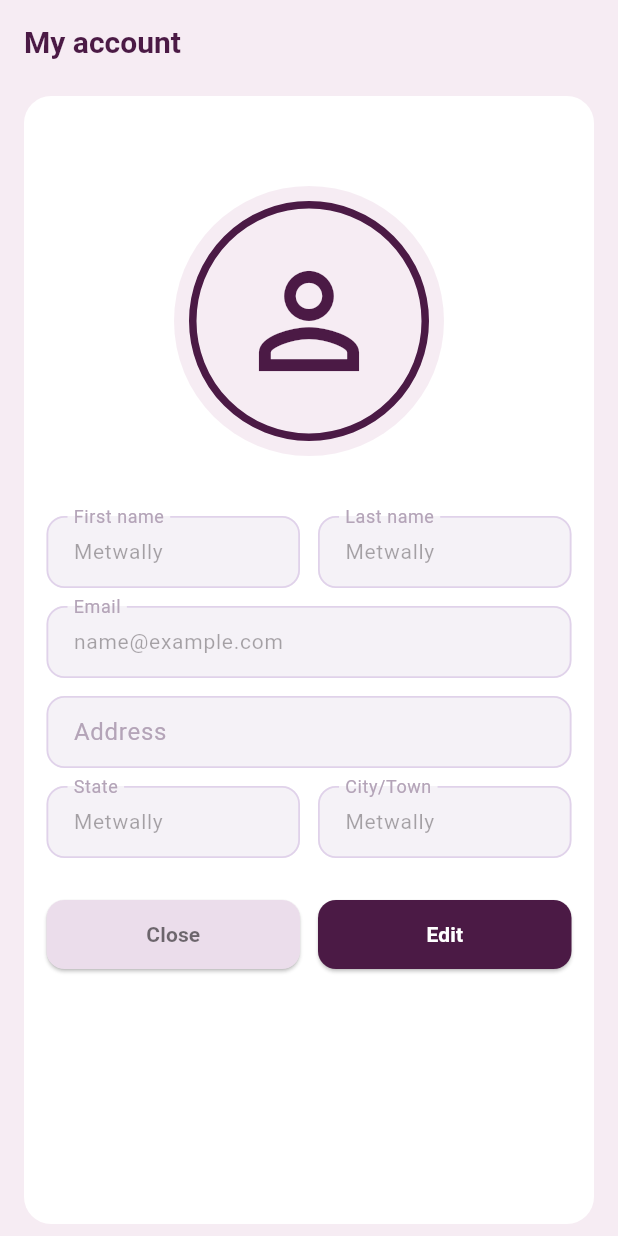
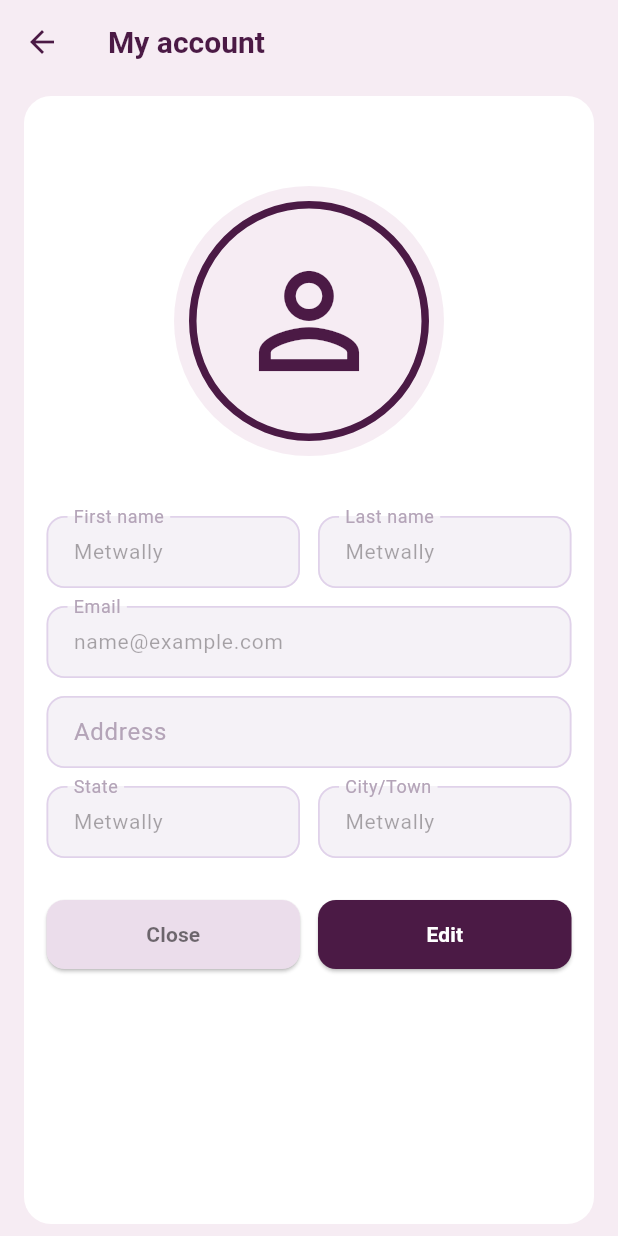
Before and after one commit to IbrahimElshishtawy/animel_setup, a Flutter app: the MyAccountScreen screen opened by its route, on a phone screen of 412 x 824 dp. Run offline on Flutter 3.47's test engine with Material 3 defaults, Android fonts, the phone set to English and light mode, and no system bars; our stand-ins replace go_router; Roboto replaces fonts that are missing (Poppins).

Commit message:
Update my_account_screen.dart

```diff
--- a/animel_core/lib/features/profile/presentation/my_account_screen.dart
+++ b/animel_core/lib/features/profile/presentation/my_account_screen.dart
@@ -2,6 +2,7 @@ import 'package:animel_core/features/profile/widgets/account_buttons_row.dart';
 import 'package:animel_core/features/profile/widgets/account_header_icon.dart';
 import 'package:animel_core/features/profile/widgets/profile_text_field.dart';
 import 'package:flutter/material.dart';
+import 'package:go_router/go_router.dart';
 
 class MyAccountScreen extends StatelessWidget {
   const MyAccountScreen({super.key});
@@ -16,12 +17,16 @@ class MyAccountScreen extends StatelessWidget {
       appBar: AppBar(
         backgroundColor: lightPurple,
         elevation: 0,
+        leading: const BackButton(color: purple),
         foregroundColor: purple,
-        scrolledUnderElevation: 0,
         centerTitle: false,
         title: const Text(
           'My account',
-          style: TextStyle(color: purple, fontWeight: FontWeight.w600),
+          style: TextStyle(
+            color: purple,
+            fontWeight: FontWeight.w600,
+            fontSize: 20,
+          ),
         ),
       ),
       body: SafeArea(
@@ -33,7 +38,6 @@ class MyAccountScreen extends StatelessWidget {
               child: Container(
                 decoration: BoxDecoration(
                   color: Colors.white,
-
                   borderRadius: BorderRadius.circular(18),
                 ),
                 child: ListView(
@@ -97,10 +101,8 @@ class MyAccountScreen extends StatelessWidget {
                     ),
                     const SizedBox(height: 28),
                     AccountButtonsRow(
-                      onClose: () => Navigator.of(context).pop(),
-                      onEdit: () => Navigator.of(
-                        context,
-                      ).pushNamed('/profile/account/edit'),
+                      onClose: () => context.pop(),
+                      onEdit: () => context.push('/profile/account/edit'),
                     ),
                   ],
                 ),
```
